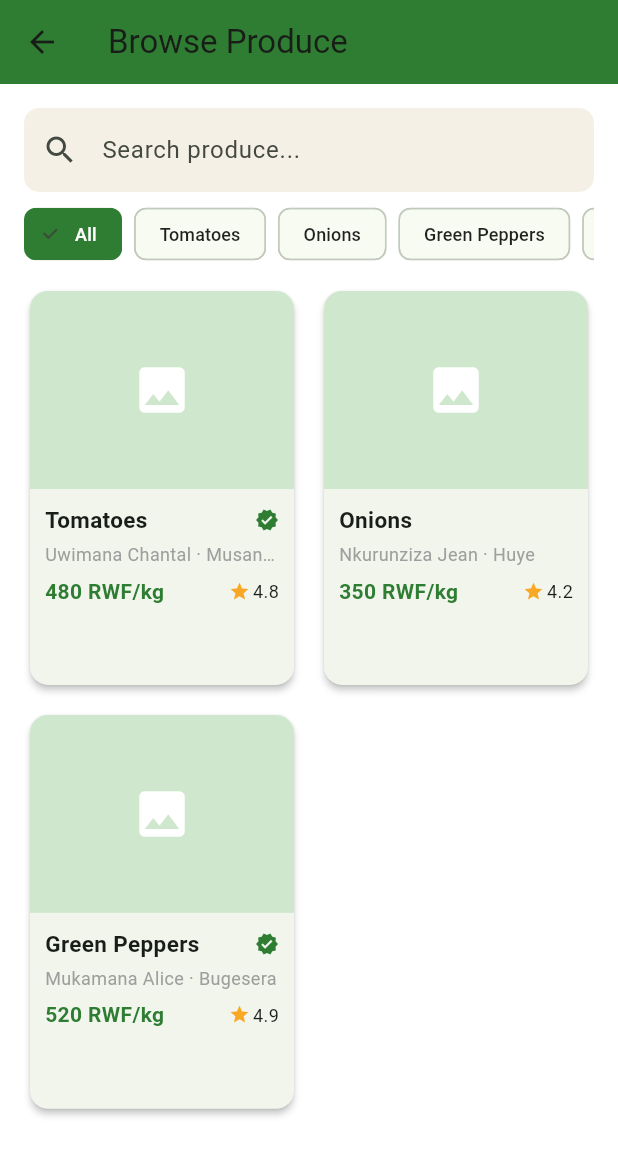
After one commit to ArnoldEloiBM/soko-direct, a Flutter app: the BuyerDashboardPage screen opened directly, on a phone screen of 412 x 824 dp. The commit adds this screen. Shown: the top 1156 px of the screen. Run offline on Flutter 3.47's test engine with Material 3 defaults, Android fonts, the phone set to English and light mode, and no system bars; our stand-ins replace cloud_firestore, firebase_core, flutter_bloc, shared_preferences; accounts and stored records are empty.

Commit message:
Implement buyer dashboard with search and offer functionalities

```diff
--- /dev/null
+++ b/lib/core/constants/app_colors.dart
@@ -0,0 +1,26 @@
+import 'package:flutter/material.dart';
+
+class AppColors {
+  AppColors._();
+
+  //main colors (green/brown, fits the farm theme)
+  static const Color primaryGreen = Color(0xFF2E7D32);
+  static const Color lightGreen = Color(0xFF81C784);
+  static const Color earthBrown = Color(0xFF6D4C41);
+  static const Color sandBeige = Color(0xFFF5F0E6);
+
+  //for messages/status
+  static const Color success = Color(0xFF388E3C);
+  static const Color warning = Color(0xFFF9A825);
+  static const Color error = Color(0xFFD32F2F);
+
+  //light mode
+  static const Color lightBg = Colors.white;
+  static const Color lightSurface = sandBeige;
+  static const Color lightText = Color(0xFF1B1B1B);
+
+  //dark mode
+  static const Color darkBg = Color(0xFF121212);
+  static const Color darkSurface = Color(0xFF1E1E1E);
+  static const Color darkText = Color(0xFFECECEC);
+}
--- /dev/null
+++ b/lib/features/listings/presentation/pages/buyer_dashboard.dart
@@ -0,0 +1,97 @@
+import 'package:flutter/material.dart';
+import '../../../../core/constants/app_colors.dart';
+import '../widgets/search_filter_bar.dart';
+import '../widgets/listing_card.dart';
+import '../../../offers/presentation/pages/make_offer_page.dart';
+
+//using fake listings below for now, swap this out once firebase is ready
+class BuyerDashboardPage extends StatefulWidget {
+  const BuyerDashboardPage({super.key});
+
+  @override
+  State<BuyerDashboardPage> createState() => _BuyerDashboardPageState();
+}
+
+class _BuyerDashboardPageState extends State<BuyerDashboardPage> {
+  String searchText = '';
+  String? cropFilter;
+
+  //fake listings just so we can see the screen working
+  final fakeListings = [
+    {'crop': 'Tomatoes', 'farmer': 'Uwimana Chantal', 'district': 'Musanze', 'price': 480.0, 'rating': 4.8, 'verified': true},
+    {'crop': 'Onions', 'farmer': 'Nkurunziza Jean', 'district': 'Huye', 'price': 350.0, 'rating': 4.2, 'verified': false},
+    {'crop': 'Green Peppers', 'farmer': 'Mukamana Alice', 'district': 'Bugesera', 'price': 520.0, 'rating': 4.9, 'verified': true},
+  ];
+
+  List<Map<String, dynamic>> get visibleListings {
+    return fakeListings.where((l) {
+      final matchesSearch = searchText.isEmpty ||
+          l['crop'].toString().toLowerCase().contains(searchText.toLowerCase());
+      final matchesCrop = cropFilter == null || l['crop'] == cropFilter;
+      return matchesSearch && matchesCrop;
+    }).toList();
+  }
+
+  @override
+  Widget build(BuildContext context) {
+    return Scaffold(
+      appBar: AppBar(title: const Text('Browse Produce'), backgroundColor: AppColors.primaryGreen),
+      body: Padding(
+        padding: const EdgeInsets.all(16),
+        child: Column(
+          crossAxisAlignment: CrossAxisAlignment.start,
+          children: [
+            SearchFilterBar(
+              onChanged: (query, crop) {
+                setState(() {
+                  searchText = query;
+                  cropFilter = crop;
+                });
+              },
+            ),
+            const SizedBox(height: 16),
+            Expanded(
+              child: visibleListings.isEmpty
+                  ? const Center(child: Text('No produce matches your search.'))
+                  : GridView.builder(
+                      itemCount: visibleListings.length,
+                      gridDelegate: const SliverGridDelegateWithFixedCrossAxisCount(
+                        crossAxisCount: 2,
+                        mainAxisSpacing: 12,
+                        crossAxisSpacing: 12,
+                        childAspectRatio: 0.68,
+                      ),
+                      itemBuilder: (context, i) {
+                        final l = visibleListings[i];
+                        return ListingCard(
+                          cropName: l['crop'] as String,
+                          farmerName: l['farmer'] as String,
+                          district: l['district'] as String,
+                          pricePerKg: l['price'] as double,
+                          photoUrl: '',
+                          rating: l['rating'] as double,
+                          verified: l['verified'] as bool,
+                          onTap: () {
+                            // TEMP: goes straight to Make Offer, skipping Listing
+                            // Detail for now since that screen isn't built yet.
+                            // Once it exists, tap should open that instead.
+                            Navigator.push(
+                              context,
+                              MaterialPageRoute(
+                                builder: (_) => MakeOfferPage(
+                                  cropName: l['crop'] as String,
+                                  marketPrice: l['price'] as double,
+                                ),
+                              ),
+                            );
+                          },
+                        );
+                      },
+                    ),
+            ),
+          ],
+        ),
+      ),
+    );
+  }
+}
--- /dev/null
+++ b/lib/features/listings/presentation/widgets/listing_card.dart
@@ -0,0 +1,99 @@
+import 'package:flutter/material.dart';
+import '../../../../core/constants/app_colors.dart';
+
+//one produce card on the buyer dashboard
+//still using fake data for now, will hook to firebase later
+class ListingCard extends StatelessWidget {
+  final String cropName;
+  final String farmerName;
+  final String district;
+  final double pricePerKg;
+  final String photoUrl; // not used yet, placeholder image for now
+  final double rating;
+  final bool verified;
+  final VoidCallback onTap;
+
+  const ListingCard({
+    super.key,
+    required this.cropName,
+    required this.farmerName,
+    required this.district,
+    required this.pricePerKg,
+    required this.photoUrl,
+    required this.rating,
+    required this.verified,
+    required this.onTap,
+  });
+
+  @override
+  Widget build(BuildContext context) {
+    return Card(
+      elevation: 2,
+      shape: RoundedRectangleBorder(borderRadius: BorderRadius.circular(12)),
+      clipBehavior: Clip.antiAlias,
+      child: InkWell(
+        onTap: onTap,
+        child: Column(
+          crossAxisAlignment: CrossAxisAlignment.start,
+          children: [
+            // just a green box for now instead of a real photo
+            AspectRatio(
+              aspectRatio: 4 / 3,
+              child: Container(
+                color: AppColors.lightGreen.withOpacity(0.3),
+                child: const Center(
+                  child: Icon(Icons.image, size: 40, color: Colors.white),
+                ),
+              ),
+            ),
+            Padding(
+              padding: const EdgeInsets.all(10),
+              child: Column(
+                crossAxisAlignment: CrossAxisAlignment.start,
+                children: [
+                  Row(
+                    mainAxisAlignment: MainAxisAlignment.spaceBetween,
+                    children: [
+                      Expanded(
+                        child: Text(
+                          cropName,
+                          style: const TextStyle(fontWeight: FontWeight.bold, fontSize: 15),
+                          overflow: TextOverflow.ellipsis,
+                        ),
+                      ),
+                      if (verified)
+                        const Icon(Icons.verified, size: 16, color: AppColors.primaryGreen),
+                    ],
+                  ),
+                  const SizedBox(height: 4),
+                  Text(
+                    '$farmerName · $district',
+                    style: const TextStyle(fontSize: 12, color: Colors.grey),
+                    overflow: TextOverflow.ellipsis,
+                  ),
+                  const SizedBox(height: 6),
+                  Row(
+                    mainAxisAlignment: MainAxisAlignment.spaceBetween,
+                    children: [
+                      Text(
+                        '${pricePerKg.toStringAsFixed(0)} RWF/kg',
+                        style: const TextStyle(fontWeight: FontWeight.bold, color: AppColors.primaryGreen),
+                      ),
+                      Row(
+                        children: [
+                          const Icon(Icons.star, size: 14, color: AppColors.warning),
+                          const SizedBox(width: 2),
+                          Text(rating.toStringAsFixed(1), style: const TextStyle(fontSize: 12)),
+                        ],
+                      ),
+                    ],
+                  ),
+                ],
+              ),
+            ),
+          ],
+        ),
+      ),
+    );
+  }
+}
--- /dev/null
+++ b/lib/features/listings/presentation/widgets/search_filter_bar.dart
@@ -0,0 +1,73 @@
+import 'package:flutter/material.dart';
+import '../../../../core/constants/app_colors.dart';
+
+//search box + crop filter chips on top of the buyer dashboard
+//sends the search text and picked crop back up to the dashboard screen
+class SearchFilterBar extends StatefulWidget {
+  final Function(String query, String? crop) onChanged;
+
+  const SearchFilterBar({super.key, required this.onChanged});
+
+  @override
+  State<SearchFilterBar> createState() => _SearchFilterBarState();
+}
+
+class _SearchFilterBarState extends State<SearchFilterBar> {
+  final TextEditingController searchCtrl = TextEditingController();
+  String? pickedCrop;
+
+  final crops = ['All', 'Tomatoes', 'Onions', 'Green Peppers', 'Potatoes', 'Cabbage'];
+
+  void updateParent() {
+    widget.onChanged(searchCtrl.text, pickedCrop == 'All' ? null : pickedCrop);
+  }
+
+  @override
+  Widget build(BuildContext context) {
+    return Column(
+      crossAxisAlignment: CrossAxisAlignment.start,
+      children: [
+        TextField(
+          controller: searchCtrl,
+          onChanged: (_) => updateParent(),
+          decoration: InputDecoration(
+            hintText: 'Search produce...',
+            prefixIcon: const Icon(Icons.search),
+            filled: true,
+            fillColor: AppColors.sandBeige,
+            border: OutlineInputBorder(
+              borderRadius: BorderRadius.circular(10),
+              borderSide: BorderSide.none,
+            ),
+          ),
+        ),
+        const SizedBox(height: 10),
+        SizedBox(
+          height: 36,
+          child: ListView.separated(
+            scrollDirection: Axis.horizontal,
+            itemCount: crops.length,
+            separatorBuilder: (_, __) => const SizedBox(width: 8),
+            itemBuilder: (context, i) {
+              final crop = crops[i];
+              final selected = pickedCrop == crop || (pickedCrop == null && crop == 'All');
+              return ChoiceChip(
+                label: Text(crop),
+                selected: selected,
+                selectedColor: AppColors.primaryGreen,
+                labelStyle: TextStyle(
+                  color: selected ? Colors.white : Colors.black87,
+                  fontSize: 12,
+                ),
+                onSelected: (_) {
+                  setState(() => pickedCrop = crop);
+                  updateParent();
+                },
+              );
+            },
+          ),
+        ),
+      ],
+    );
+  }
+}
--- /dev/null
+++ b/lib/features/offers/domain/offer.dart
@@ -0,0 +1,24 @@
+///One offer a buyer sends on a farmer's listing.
+///Plain dart class, no Firebase here on purpose --
+///same as rating.dart, domain layer never knows where data comes from.
+class Offer {
+  final String id;
+  final String listingId;
+  final String buyerId;
+  final String farmerId;
+  final double pricePerKg;
+  final int quantityKg;
+  final String status; // pending, accepted, rejected
+  final DateTime createdAt;
+
+  const Offer({
+    required this.id,
+    required this.listingId,
+    required this.buyerId,
+    required this.farmerId,
+    required this.pricePerKg,
+    required this.quantityKg,
+    required this.status,
+    required this.createdAt,
+  });
+}
```
Also changed, not shown: lib/features/offers/data/offer_repository_impl.dart (added, +49 -0 lines), lib/features/offers/domain/offer_repository.dart (added, +8 -0 lines), lib/features/offers/presentation/offer_cubit.dart (added, +61 -0 lines), lib/features/offers/presentation/offer_state.dart (added, +27 -0 lines), lib/features/offers/presentation/pages/make_offer_page.dart (added, +143 -0 lines), lib/main.dart (+6 -2 lines).
